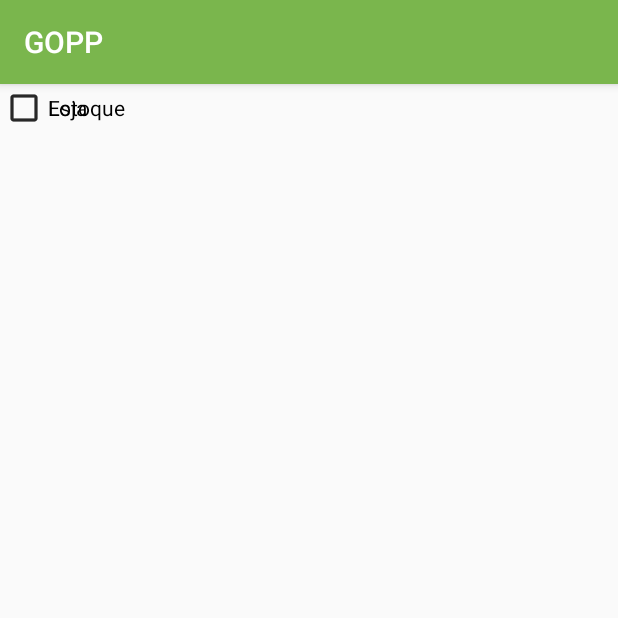
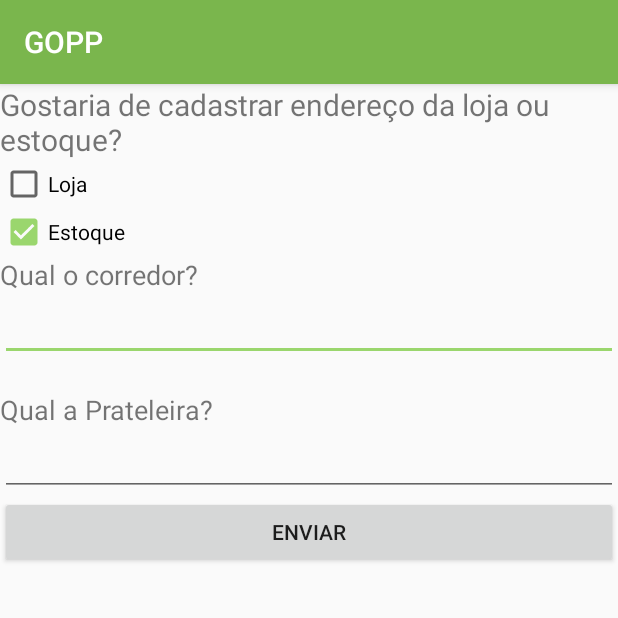
Before and after one commit to ErickjrSantos/GOPP, an Android app: the CadastroEnderecoActivity screen opened directly, with no data from a screen before it, on a phone screen of 412 x 824 dp, the top half of it. Run offline under Robolectric (Android 15) with nearby library versions, the phone set to English and light mode, and no system bars.

Commit message:
Estoque inicializado

```diff
--- a/app/src/main/java/com/example/admin/estoquescan/CadastroEnderecoActivity.java
+++ b/app/src/main/java/com/example/admin/estoquescan/CadastroEnderecoActivity.java
@@ -2,12 +2,47 @@ package com.example.admin.estoquescan;
 
 import android.support.v7.app.AppCompatActivity;
 import android.os.Bundle;
+import android.view.View;
+import android.widget.Button;
+import android.widget.CheckBox;
+import android.widget.EditText;
+import android.widget.TextView;
+import android.widget.Toast;
 
 public class CadastroEnderecoActivity extends AppCompatActivity {
-
+    EditText txtCorredor;
+    EditText txtPrateleira;
+    int tipoDoEndereco = 0;
     @Override
     protected void onCreate(Bundle savedInstanceState) {
         super.onCreate(savedInstanceState);
         setContentView(R.layout.activity_cadastro_endereco);
+        txtCorredor = (EditText) findViewById(R.id.txtnomeCorredor);
+        txtPrateleira = (EditText) findViewById(R.id.txtnomePrateleira);
+        final CheckBox checkLoja = (CheckBox) findViewById(R.id.lojaBox);
+        final CheckBox checkEstoque = (CheckBox) findViewById(R.id.estoqueBox);
+        checkEstoque.setChecked(true);
+        Button btbCadastro = (Button) findViewById(R.id.botaoEnvia);
+        btbCadastro.setOnClickListener(new View.OnClickListener() {
+            @Override
+            public void onClick(View view) {
+
+                try {
+                    String nomeCorredor = txtCorredor.getText().toString();
+                    String nomePrateleira = txtPrateleira.getText().toString();
+                    if(checkLoja.isChecked()) {
+                        tipoDoEndereco = 1;
+                    }
+                    if(checkEstoque.isChecked()) {
+                        tipoDoEndereco = 2;
+                    }
+
+                }catch (Exception e){
+                    e.printStackTrace();
+                }
+                Toast.makeText(CadastroEnderecoActivity.this, "Salvo com Sucesso!", Toast.LENGTH_SHORT).show();
+                finish();
+            }
+        });
     }
 }
--- /dev/null
+++ b/app/src/main/java/com/example/admin/estoquescan/Connection/ConnectionCadastro.java
@@ -0,0 +1,19 @@
+package com.example.admin.estoquescan.Connection;
+
+import android.os.AsyncTask;
+
+/**
+ * Created by user on 17/10/17.
+ */
+
+public class ConnectionCadastro extends AsyncTask{
+    @Override
+    protected Object doInBackground(Object[] objects) {
+
+
+
+
+
+        return null;
+    }
+}
--- a/app/src/main/res/layout/activity_cadastro_endereco.xml
+++ b/app/src/main/res/layout/activity_cadastro_endereco.xml
@@ -1,24 +1,50 @@
 <?xml version="1.0" encoding="utf-8"?>
-<android.support.constraint.ConstraintLayout xmlns:android="http://schemas.android.com/apk/res/android"
-    xmlns:app="http://schemas.android.com/apk/res-auto"
+<LinearLayout
+    xmlns:android="http://schemas.android.com/apk/res/android"
     xmlns:tools="http://schemas.android.com/tools"
+    android:orientation="horizontal"
     android:layout_width="match_parent"
     android:layout_height="match_parent"
     tools:context="com.example.admin.estoquescan.CadastroEnderecoActivity">
 
+    <TableLayout
+        android:layout_width="match_parent"
+        android:layout_height="wrap_content">
+    <TextView
+        android:layout_width="wrap_content"
+        android:layout_height="wrap_content"
+        android:text="Gostaria de cadastrar endereço da loja ou estoque?"
+        android:textSize="20dp"/>
 
     <CheckBox
         android:id="@+id/lojaBox"
         android:layout_width="wrap_content"
         android:layout_height="wrap_content"
         android:text="Loja"
-        android:layout_marginLeft="5dp" />
+         />
 
     <CheckBox
         android:id="@+id/estoqueBox"
         android:layout_width="wrap_content"
         android:layout_height="wrap_content"
-        android:layout_marginLeft="605dp"
-        android:text="Estoque" />
+        android:text="Estoque"
+         />
+        <TextView
+            android:text="Qual o corredor? "
+            android:textSize="18dp"
+            />
+        <EditText
+            android:id="@+id/txtnomeCorredor"/>
+        <TextView
+            android:text="Qual a Prateleira? "
+            android:textSize="18dp"
+            android:layout_marginTop="20dp"
+            />
+        <EditText
+            android:id="@+id/txtnomePrateleira"/>
+        <Button
+            android:id="@+id/botaoEnvia"
+            android:text="enviar"/>
+    </TableLayout>
 
-</android.support.constraint.ConstraintLayout>
+</LinearLayout>
```
